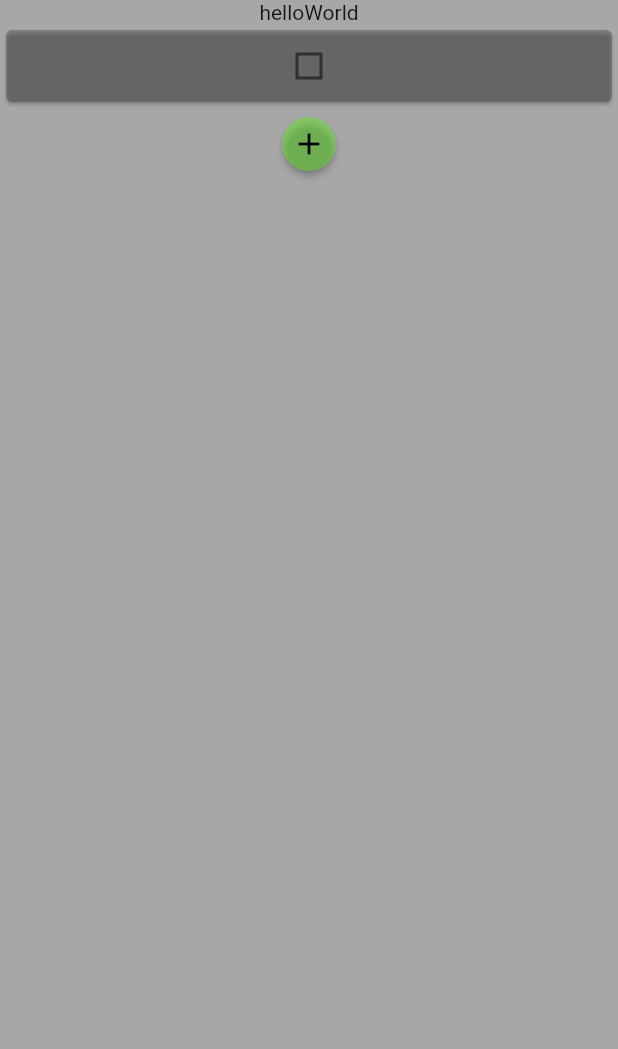
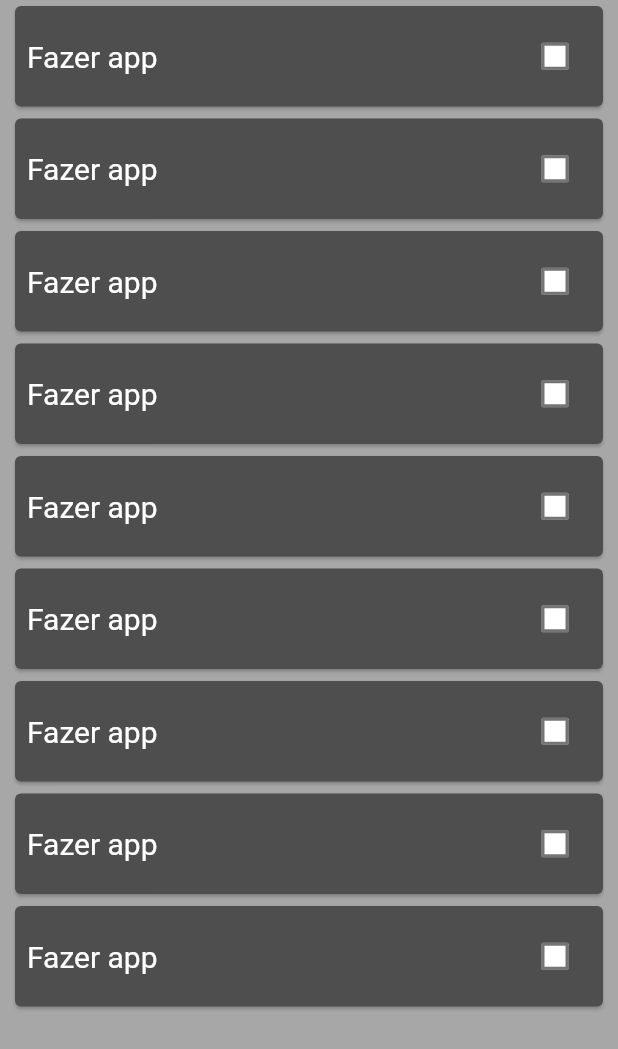
Before and after one commit to augustodsgv/todo-app, a Flutter app: the screen it shows after launch, on a phone screen of 412 x 824 dp. Shown: the top 1049 px of the screen. Run offline on Flutter 3.47's test engine with Material 2 defaults, Android fonts, the phone set to English and light mode, and no system bars.

Commit message:
Adicionando o card das taks

```diff
--- a/todo_app/lib/cores.dart
+++ b/todo_app/lib/cores.dart
@@ -11,15 +11,21 @@ import 'package:flutter/material.dart';
 // Cores
 
 // Cor botão add
-Color corBotaoAdd = const Color.fromARGB(100, 92, 255, 15);
+Color corBotaoAdd = Color.fromARGB(100, 92, 255, 15);
+Color corBotaoAddIcon = Colors.black;
 
 // Cor backgroud
 Color corBackgroud = const Color.fromARGB(100, 30, 30, 30);
 
 // Cor secundária
-Color corSecundaria = const Color.fromARGB(100, 68, 68, 68);
+Color corSecundaria = Color.fromARGB(255, 78, 78, 78);
 
-// todo_card
-Color checkColor = Color.fromARGB(100, 92, 255, 15);
-Color checkedColor = Color.fromARGB(100, 92, 255, 15);
-Color unCheckedColor = Color.fromARGB(0, 0, 0, 0);
+// Task Card
+Color taskCardColor = corSecundaria;
+Color taskCardColorText = Colors.white;
+
+// Checkbox
+Color boxColor = Colors.black;
+Color checkColor = Colors.black;
+Color checkedColor = Colors.white;
+Color unCheckedColor = Colors.white;
--- a/todo_app/lib/pages/home_page.dart
+++ b/todo_app/lib/pages/home_page.dart
@@ -6,10 +6,9 @@
  */
 ///
 import 'package:flutter/material.dart';
-import 'package:todo_app/widgets/todo_card.dart';
+import 'package:todo_app/widgets/task_card.dart';
 import 'package:todo_app/widgets/add_button.dart';
 import 'package:todo_app/cores.dart';
-
 
 class HomePage extends StatelessWidget {
   const HomePage({super.key});
@@ -19,11 +18,21 @@ class HomePage extends StatelessWidget {
     return MaterialApp(
       home: Scaffold(
         backgroundColor: corBackgroud,
-        body: Column(children: [
-          Text('helloWorld'),
-          Row(children: [TodoCard(texto: "abluble", isChecked: false)]),
-          AddButton(),
-        ]),
+        body: SingleChildScrollView(
+          child: Column(
+            children: [
+                TaskCard(texto: "Fazer app", isChecked: false),
+                TaskCard(texto: "Fazer app", isChecked: false),
+                TaskCard(texto: "Fazer app", isChecked: false),
+                TaskCard(texto: "Fazer app", isChecked: false),
+                TaskCard(texto: "Fazer app", isChecked: false),
+                TaskCard(texto: "Fazer app", isChecked: false),
+                TaskCard(texto: "Fazer app", isChecked: false),
+                TaskCard(texto: "Fazer app", isChecked: false),
+                TaskCard(texto: "Fazer app", isChecked: false),
+            ],
+          ),
+        ),
       ),
     );
   }
--- a/todo_app/lib/widgets/add_button.dart
+++ b/todo_app/lib/widgets/add_button.dart
@@ -19,7 +19,7 @@ class AddButton extends StatelessWidget {
         shape: const CircleBorder(),
         backgroundColor: corBotaoAdd, // Cor do botão
       ),
-      child: const Icon(Icons.add, color: Colors.black), // Ícone do botão
+      child: Icon(Icons.add, color: corBotaoAddIcon), // Ícone do botão
     );
   }
 }
--- a/todo_app/lib/widgets/check_box.dart
+++ b/todo_app/lib/widgets/check_box.dart
@@ -16,29 +16,33 @@ class CheckingBox extends StatefulWidget {
   _StateCheckBox createState() => _StateCheckBox();
 }
 
-class _StateCheckBox extends State<CheckingBox>{
+class _StateCheckBox extends State<CheckingBox> {
   // Função que define as cores da check box de acordo com a ação do usuário
   Color getColor(Set<MaterialState> states) {
-      if (states.any({MaterialState.hovered}.contains)) {   // Caso haja alguma ação
+    const Set<MaterialState> estados = <MaterialState>{
+      MaterialState.hovered,
+      MaterialState.focused,
+      MaterialState.pressed
+    };
+
+    if (states.any(estados.contains)) {
+      // Caso haja alguma ação
       return checkedColor;
-      }                                               // Caso o usuário não faça nada
+    } // Caso o usuário não faça nada
     return unCheckedColor;
   }
 
   @override
-    Widget build(BuildContext context){
-      return
-    Checkbox(
+  Widget build(BuildContext context) {
+    return Checkbox(
         checkColor: checkColor, // Cor do "v"
-      activeColor: Colors.red,
+        fillColor: MaterialStateColor.resolveWith(getColor),
         value: widget.isChecked,
         onChanged: (bool? value) {
           setState(() {
             widget.isChecked = !widget.isChecked;
+            // Função de mudar o status da task
+          });
         });
   }
-      );
 }
-
-
-}
--- /dev/null
+++ b/todo_app/lib/widgets/task_card.dart
@@ -0,0 +1,57 @@
+/**
+ * Programa : home_page.dart
+ * Descrição : Card das tarefas
+ * Autor : Augusto dos Santos
+ * Última edição : 28/04/2023
+ */
+///
+///
+
+import 'package:flutter/material.dart';
+import 'package:todo_app/cores.dart';
+import 'check_box.dart';
+
+class TaskCard extends StatefulWidget {
+  final String texto;
+  final bool isChecked;
+
+  const TaskCard({super.key, required this.texto, required this.isChecked});
+
+  @override
+  _StateTaskCard createState() => _StateTaskCard();
+}
+
+class _StateTaskCard extends State<TaskCard> {
+  @override
+  Widget build(BuildContext context) {
+    return Row(
+      mainAxisAlignment: MainAxisAlignment.center,
+      children: [
+        SizedBox(
+          width: 400,
+          height: 75,
+          child: Card(
+            color: taskCardColor, // Cor do card
+            child: Row(
+              mainAxisAlignment: MainAxisAlignment.center,
+              children: [
+                Padding(
+                  padding: const EdgeInsets.all(8.0),
+                  child: Text(
+                    widget.texto,
+                    style: TextStyle(color: taskCardColorText, fontSize: 20),
+                  ),
+                ),
+                Spacer(),
+                Padding(
+                  padding: const EdgeInsets.all(8.0),
+                  child: CheckingBox(isChecked: widget.isChecked),
+                ),
+              ],
+            ),
+          ),
+        ),
+      ],
+    );
+  }
+}
--- a/todo_app/lib/widgets/todo_card.dart
+++ /dev/null
@@ -1,40 +0,0 @@
-/**
- * Programa : home_page.dart
- * Descrição : Card das tarefas
- * Autor : Augusto dos Santos
- * Última edição : 28/04/2023
- */
-///
-///
-
-import 'package:flutter/material.dart';
-import 'package:todo_app/cores.dart';
-import 'check_box.dart';
-
-class TodoCard extends StatefulWidget {
-  final String texto;
-  bool isChecked;
-
-  TodoCard({super.key, required this.texto, required this.isChecked});
-
-  @override
-  _StateTodoCard createState() => _StateTodoCard();
-}
-
-class _StateTodoCard extends State<TodoCard> {
-  @override
-  Widget build(BuildContext context) {
-    // Função que devolve a cor do checkbox
-    Color getColor(Set<MaterialState> states) {
-      if (states.any({MaterialState.hovered}.contains)) {
-        return Colors.white;
-      }
-      return corSecundaria;
-    }
-
-    return Expanded(
-        child: Card(
-            color: corSecundaria, // Cor do card
-            child: CheckingBox(isChecked : false)));
-  }
-}
```
Lines whose indentation alone changed are shown as unchanged.
